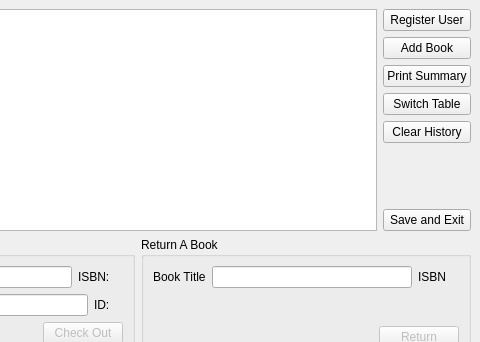
Qt form mainwindow.ui (cihansenyuz/library_system) before a commit; both pictures show x 348 to 828 and y 0 to 342 of the 828 by 600 pixel window.
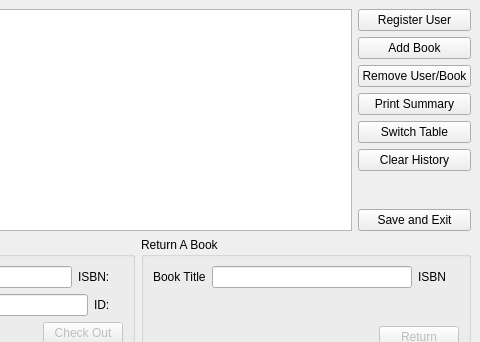
The same form after that commit.

What changed in the file:
```diff
--- a/mainwindow.ui
+++ b/mainwindow.ui
@@ -114,6 +114,13 @@
               </property>
              </widget>
             </item>
+            <item>
+             <widget class="QPushButton" name="removeButton">
+              <property name="text">
+               <string>Remove User/Book</string>
+              </property>
+             </widget>
+            </item>
             <item>
              <widget class="QPushButton" name="summaryButton">
               <property name="toolTip">
```
